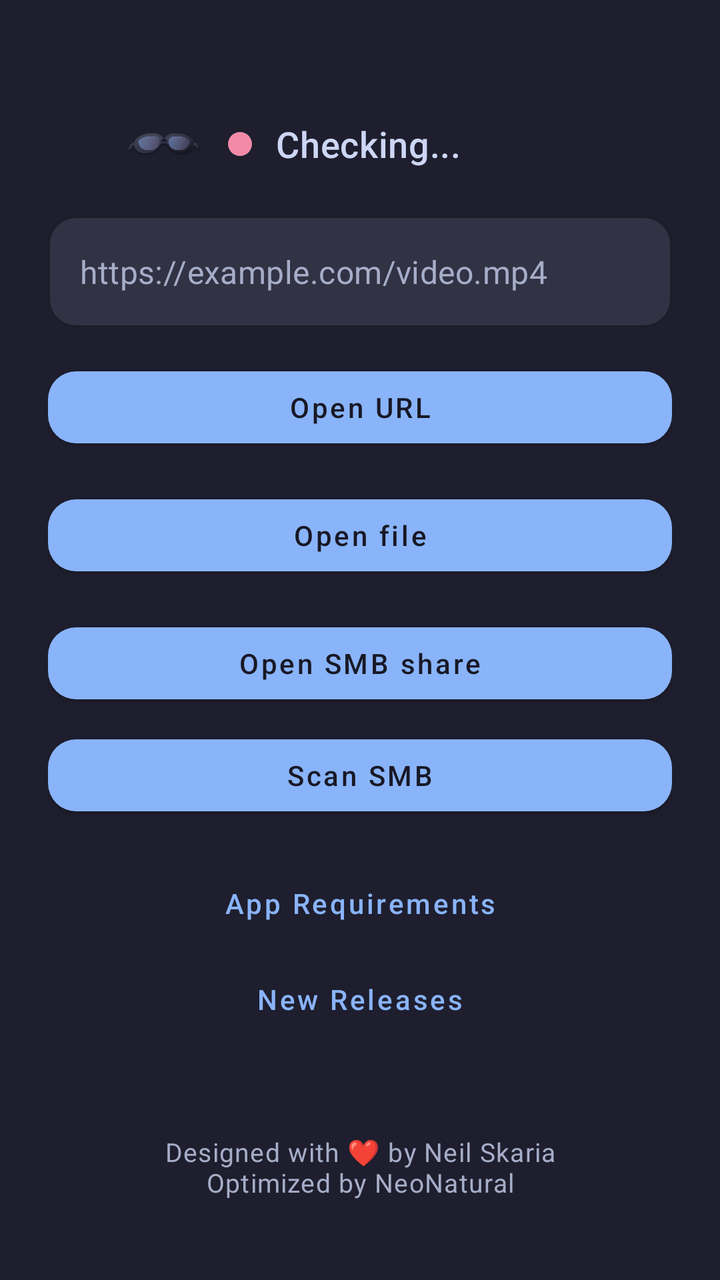
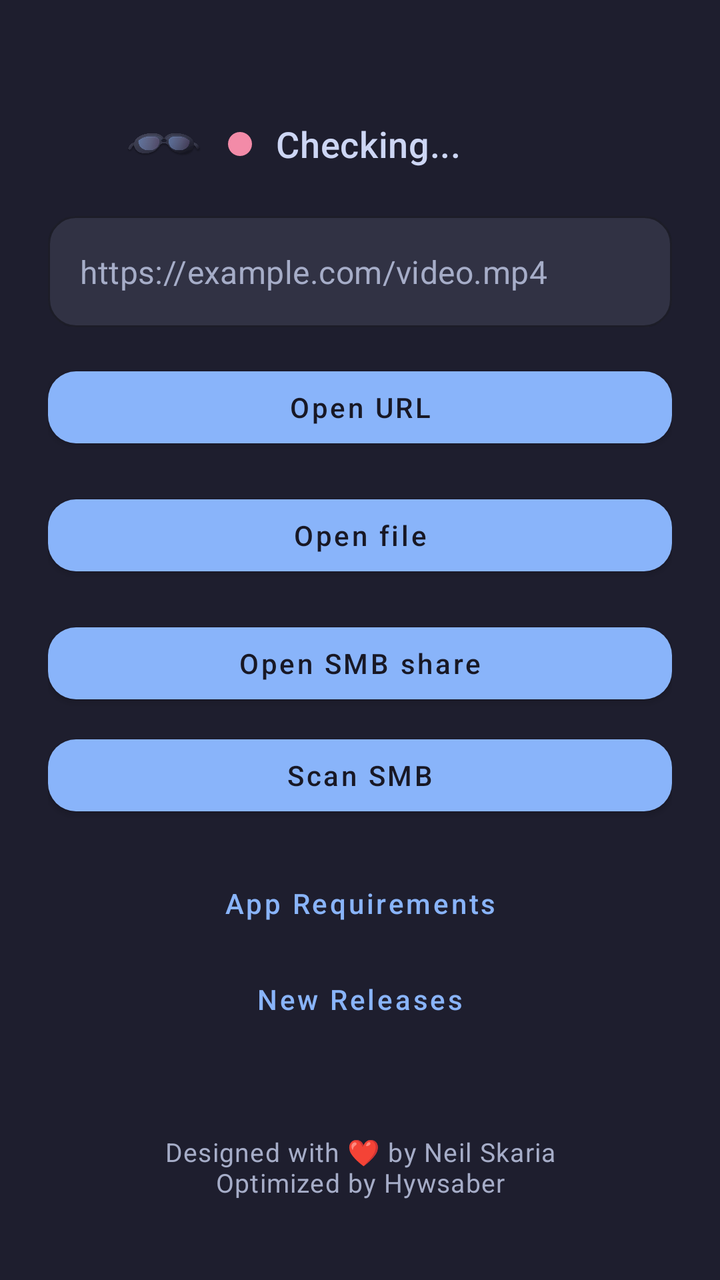

Compare the two renders of this Android layout. The source of the first and the diff that turns it into the second are given below.
<!-- AndroidManifest.xml: application theme Theme.Vr2sbs -->
<!-- res/layout/activity_main.xml -->
<?xml version="1.0" encoding="utf-8"?>
<LinearLayout xmlns:android="http://schemas.android.com/apk/res/android"
    xmlns:app="http://schemas.android.com/apk/res-auto"
    android:layout_width="match_parent"
    android:layout_height="match_parent"
    android:background="@color/launcher_background"
    android:orientation="vertical"
    android:paddingStart="@dimen/launcher_screen_padding"
    android:paddingTop="@dimen/launcher_screen_padding"
    android:paddingEnd="@dimen/launcher_screen_padding"
    android:paddingBottom="@dimen/launcher_screen_padding">

    <LinearLayout
        android:layout_width="match_parent"
        android:layout_height="0dp"
        android:layout_weight="1"
        android:orientation="vertical">

        <LinearLayout
            android:id="@+id/xrealStatusRow"
            android:layout_width="wrap_content"
            android:layout_height="wrap_content"
            android:layout_gravity="center_horizontal"
            android:layout_marginTop="@dimen/launcher_status_top_margin"
            android:gravity="center_vertical"
            android:orientation="horizontal">

            <ImageView
                android:id="@+id/xrealStatusIcon"
                android:layout_width="@dimen/launcher_status_icon_size"
                android:layout_height="@dimen/launcher_status_icon_size"
                android:contentDescription="@string/xreal_status_icon_content_description"
                android:src="@drawable/ic_glasses_status" />

            <View
                android:id="@+id/xrealStatusDot"
                android:layout_width="@dimen/launcher_status_dot_size"
                android:layout_height="@dimen/launcher_status_dot_size"
                android:layout_marginStart="12dp"
                android:background="@drawable/bg_status_indicator_dot" />

            <TextView
                android:id="@+id/xrealStatusText"
                style="@style/TextAppearance.Vr2sbs.Launcher.Status"
                android:layout_width="@dimen/launcher_status_label_width"
                android:layout_height="wrap_content"
                android:layout_marginStart="12dp"
                android:ellipsize="end"
                android:gravity="start|center_vertical"
                android:maxLines="1"
                android:text="@string/xreal_status_checking" />
        </LinearLayout>

        <TextView
            android:id="@+id/statusText"
            style="@style/TextAppearance.Vr2sbs.Launcher.RuntimeStatus"
            android:layout_width="match_parent"
            android:layout_height="wrap_content"
            android:layout_marginTop="@dimen/launcher_runtime_status_top_margin"
            android:gravity="center_horizontal"
            android:text=""
            android:visibility="gone" />

        <com.google.android.material.textfield.TextInputLayout
            android:id="@+id/urlInputLayout"
            style="@style/Widget.Vr2sbs.Launcher.Input"
            android:layout_width="match_parent"
            android:layout_height="wrap_content"
            android:layout_marginTop="@dimen/launcher_section_spacing"
            app:hintEnabled="false"
            app:boxBackgroundMode="outline">

            <com.google.android.material.textfield.TextInputEditText
                android:id="@+id/urlInput"
                android:layout_width="match_parent"
                android:layout_height="wrap_content"
                android:fontFamily="sans-serif"
                android:hint="@string/hint_url"
                android:inputType="textUri"
                android:maxLines="1"
                android:textColor="@color/launcher_text_primary"
                android:textColorHint="@color/launcher_text_secondary" />
        </com.google.android.material.textfield.TextInputLayout>

        <com.google.android.material.button.MaterialButton
            android:id="@+id/openUrlButton"
            style="@style/Widget.Vr2sbs.Launcher.PrimaryButton"
            android:layout_width="match_parent"
            android:layout_height="wrap_content"
            android:layout_marginTop="@dimen/launcher_section_spacing"
            android:text="@string/open_url" />

        <com.google.android.material.button.MaterialButton
            android:id="@+id/openFileButton"
            style="@style/Widget.Vr2sbs.Launcher.PrimaryButton"
            android:layout_width="match_parent"
            android:layout_height="wrap_content"
            android:layout_marginTop="@dimen/launcher_section_spacing"
            android:text="@string/open_file" />

        <com.google.android.material.button.MaterialButton
            android:id="@+id/openSmbShareButton"
            style="@style/Widget.Vr2sbs.Launcher.PrimaryButton"
            android:layout_width="match_parent"
            android:layout_height="wrap_content"
            android:layout_marginTop="@dimen/launcher_section_spacing"
            android:text="@string/open_smb_share" />

        <com.google.android.material.button.MaterialButton
            android:id="@+id/scanSmbButton"
            style="@style/Widget.Vr2sbs.Launcher.PrimaryButton"
            android:layout_width="match_parent"
            android:layout_height="wrap_content"
            android:layout_marginTop="8dp"
            android:text="@string/scan_smb" />

        <com.google.android.material.button.MaterialButton
            android:id="@+id/requirementsHelpButton"
            style="@style/Widget.Vr2sbs.Launcher.HelpButton"
            android:layout_width="wrap_content"
            android:layout_height="wrap_content"
            android:layout_gravity="center_horizontal"
            android:layout_marginTop="@dimen/launcher_section_spacing"
            android:contentDescription="@string/requirements_help_content_description"
            android:text="@string/requirements_help" />

        <com.google.android.material.button.MaterialButton
            android:id="@+id/newReleasesButton"
            style="@style/Widget.Vr2sbs.Launcher.HelpButton"
            android:layout_width="wrap_content"
            android:layout_height="wrap_content"
            android:layout_gravity="center_horizontal"
            android:contentDescription="@string/new_releases_content_description"
            android:text="@string/new_releases" />
    </LinearLayout>

    <TextView
        style="@style/TextAppearance.Vr2sbs.Launcher.Footer"
        android:layout_width="match_parent"
        android:layout_height="wrap_content"
        android:layout_marginTop="@dimen/launcher_footer_top_margin"
        android:layout_marginBottom="@dimen/launcher_footer_bottom_margin"
        android:gravity="center_horizontal"
        android:text="@string/footer_designed_with" />
</LinearLayout>
<!-- resources referenced by this layout -->
<resources>
  <color name="launcher_background">@color/catppuccin_mocha_base</color>
  <color name="launcher_text_primary">@color/catppuccin_mocha_text</color>
  <color name="launcher_text_secondary">@color/catppuccin_mocha_subtext0</color>
  <dimen name="launcher_footer_bottom_margin">16dp</dimen>
  <dimen name="launcher_footer_top_margin">20dp</dimen>
  <dimen name="launcher_runtime_status_top_margin">14dp</dimen>
  <dimen name="launcher_screen_padding">24dp</dimen>
  <dimen name="launcher_section_spacing">16dp</dimen>
  <dimen name="launcher_status_dot_size">12dp</dimen>
  <dimen name="launcher_status_icon_size">40dp</dimen>
  <dimen name="launcher_status_label_width">160dp</dimen>
  <dimen name="launcher_status_top_margin">28dp</dimen>
  <!-- drawable bg_status_indicator_dot (drawable) -->
  <?xml version="1.0" encoding="utf-8"?>
  <shape xmlns:android="http://schemas.android.com/apk/res/android" android:shape="oval">
      <size
          android:width="@dimen/launcher_status_dot_size"
          android:height="@dimen/launcher_status_dot_size" />
      <solid android:color="@color/xreal_status_not_connected" />
  </shape>
  <string name="footer_designed_with">Designed with ❤️ by Neil Skaria\nOptimized by NeoNatural</string>
  <string name="hint_url">https://example.com/video.mp4</string>
  <string name="new_releases">New Releases</string>
  <string name="new_releases_content_description">Open the GitHub releases page</string>
  <string name="open_file">Open file</string>
  <string name="open_smb_share">Open SMB share</string>
  <string name="open_url">Open URL</string>
  <string name="requirements_help">App Requirements</string>
  <string name="requirements_help_content_description">Show requirements</string>
  <string name="scan_smb">Scan SMB</string>
  <string name="xreal_status_checking">Checking...</string>
  <string name="xreal_status_icon_content_description">XREAL glasses status</string>
  <style name="TextAppearance.Vr2sbs.Launcher.RuntimeStatus" parent="TextAppearance.MaterialComponents.Body2">
          <item name="android:fontFamily">sans-serif</item>
          <item name="android:textColor">@color/launcher_text_secondary</item>
          <item name="android:textSize">@dimen/launcher_body_text_size</item>
      </style>
  <style name="TextAppearance.Vr2sbs.Launcher.Status" parent="TextAppearance.MaterialComponents.Headline6">
          <item name="android:fontFamily">sans-serif-medium</item>
          <item name="android:textColor">@color/launcher_text_primary</item>
          <item name="android:textSize">@dimen/launcher_status_text_size</item>
      </style>
  <style name="Theme.Vr2sbs" parent="Theme.MaterialComponents.DayNight.NoActionBar">
          <item name="android:windowFullscreen">false</item>
      </style>
  <color name="catppuccin_mocha_base">#1E1E2E</color>
  <color name="catppuccin_mocha_text">#CDD6F4</color>
  <color name="catppuccin_mocha_subtext0">#A6ADC8</color>
  <color name="xreal_status_not_connected">@color/catppuccin_mocha_red</color>
  <dimen name="launcher_footer_text_size">13sp</dimen>
  <dimen name="launcher_body_text_size">15sp</dimen>
  <dimen name="launcher_status_text_size">18sp</dimen>
  <color name="catppuccin_mocha_blue">#89B4FA</color>
  <color name="catppuccin_mocha_surface0">#313244</color>
  <color name="launcher_card_background">@color/catppuccin_mocha_surface0</color>
  <dimen name="launcher_input_corner_radius">14dp</dimen>
  <color name="launcher_outline">@color/catppuccin_mocha_overlay0</color>
  <color name="catppuccin_mocha_mantle">#181825</color>
  <dimen name="launcher_button_corner_radius">14dp</dimen>
  <color name="catppuccin_mocha_red">#F38BA8</color>
  <color name="catppuccin_mocha_overlay0">#6C7086</color>
  <!-- unchanged entries left out for length: 5 -->
</resources>

<!-- the commit's change to res/layout/activity_main.xml (unified diff, before → after) -->
@@ -132,6 +132,16 @@
             android:layout_gravity="center_horizontal"
             android:contentDescription="@string/new_releases_content_description"
             android:text="@string/new_releases" />
+
+        <com.google.android.material.button.MaterialButton
+            android:id="@+id/clearSmbCacheButton"
+            style="@style/Widget.Vr2sbs.Launcher.HelpButton"
+            android:layout_width="wrap_content"
+            android:layout_height="wrap_content"
+            android:layout_gravity="center_horizontal"
+            android:layout_marginTop="2dp"
+            android:contentDescription="@string/smb_cache_clear_content_description"
+            android:text="@string/smb_cache_clear_button" />
     </LinearLayout>
 
     <TextView
<!-- resource entries referenced after the edit -->
@@ -20,7 +20,7 @@
           android:height="@dimen/launcher_status_dot_size" />
       <solid android:color="@color/xreal_status_not_connected" />
   </shape>
-  <string name="footer_designed_with">Designed with ❤️ by Neil Skaria\nOptimized by NeoNatural</string>
+  <string name="footer_designed_with">Designed with ❤️ by Neil Skaria\nOptimized by Hywsaber</string>
   <string name="hint_url">https://example.com/video.mp4</string>
   <string name="new_releases">New Releases</string>
   <string name="new_releases_content_description">Open the GitHub releases page</string>
@@ -30,6 +30,8 @@
   <string name="requirements_help">App Requirements</string>
   <string name="requirements_help_content_description">Show requirements</string>
   <string name="scan_smb">Scan SMB</string>
+  <string name="smb_cache_clear_button">Clear SMB cache (%1$s)</string>
+  <string name="smb_cache_clear_content_description">Clear cached SMB video information and thumbnails</string>
   <string name="xreal_status_checking">Checking...</string>
   <string name="xreal_status_icon_content_description">XREAL glasses status</string>
   <style name="TextAppearance.Vr2sbs.Launcher.RuntimeStatus" parent="TextAppearance.MaterialComponents.Body2">
